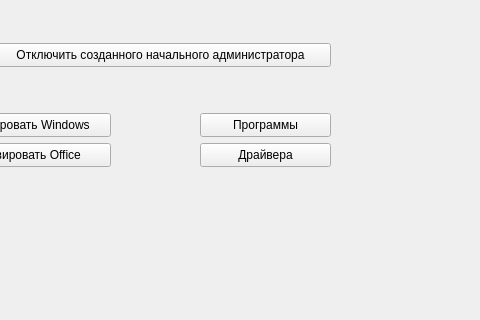
Above: design_ui/main.ui from BagaJimbildan/LAS_SibSIU before the change; both pictures show x 490 to 970 and y 276 to 596 of the 1051 by 596 pixel window. Below: the same form after it.
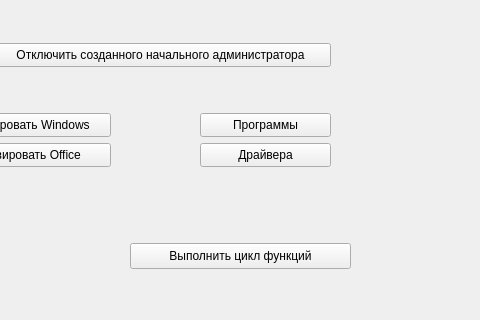
That is the form after the change.

Commit message: Можно выполнить полный цикл функций

What changed in the file:
```diff
--- a/design_ui/main.ui
+++ b/design_ui/main.ui
@@ -339,6 +339,19 @@
      <string>Активировать Office</string>
     </property>
    </widget>
+   <widget class="QPushButton" name="btn_loop">
+    <property name="geometry">
+     <rect>
+      <x>620</x>
+      <y>500</y>
+      <width>221</width>
+      <height>26</height>
+     </rect>
+    </property>
+    <property name="text">
+     <string>Выполнить цикл функций</string>
+    </property>
+   </widget>
   </widget>
   <widget class="QMenuBar" name="menubar">
    <property name="geometry">
```
The commit also changes 8 other files.
